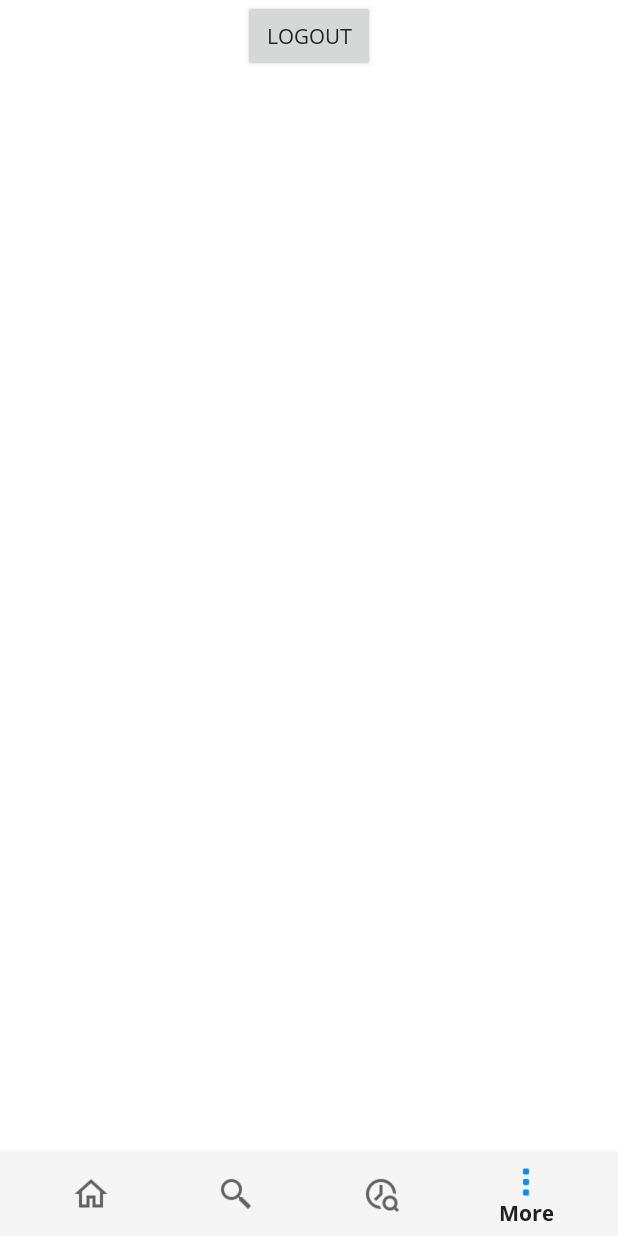
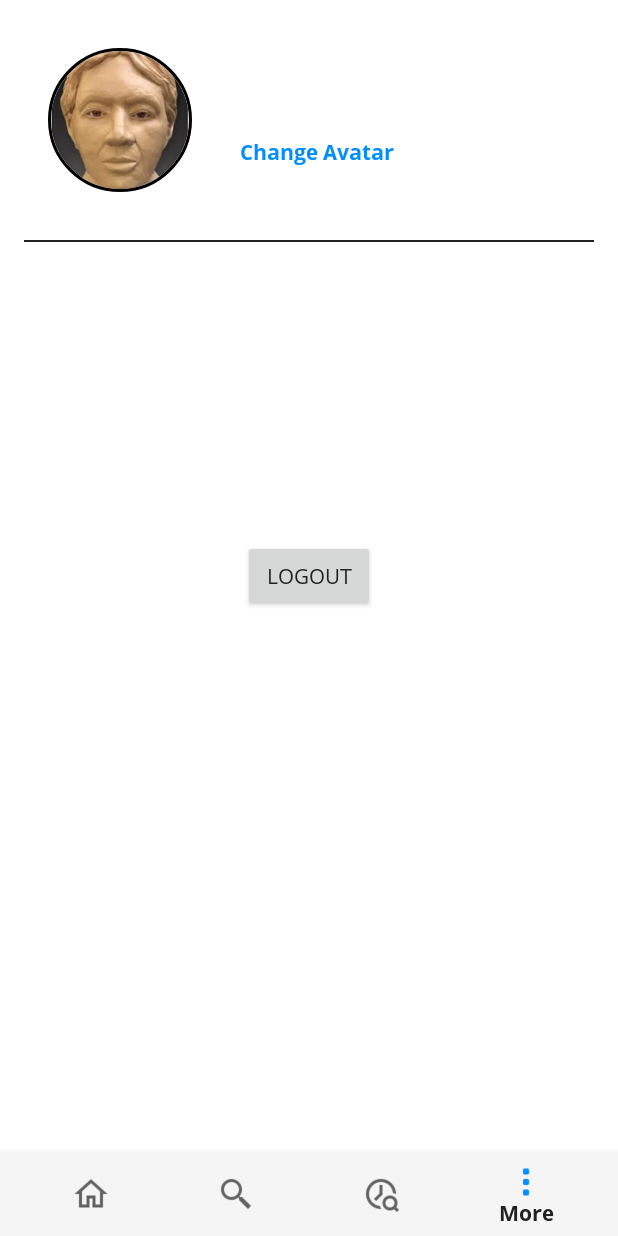
Before and after one commit to AshHasib/home-finder, an Android app: the MainActivity screen opened directly, with no data from a screen before it, item 4 of the bottom bar chosen, on a phone screen of 412 x 824 dp. Run offline under Robolectric (Android 15) with nearby library versions, the phone set to English and light mode, and no system bars; our stand-ins replace CircleImageView, Firebase (no records; nobody signed in at launch, a user with empty details on screens opened directly); 1 statement that could not run was skipped.

Commit message:
FragmentMore updated

```diff
--- a/app/build.gradle
+++ b/app/build.gradle
@@ -3,6 +3,7 @@ apply plugin: 'com.android.application'
 apply plugin: 'kotlin-android'
 
 apply plugin: 'kotlin-android-extensions'
+apply plugin: 'com.google.gms.google-services'
 
 android {
     compileSdkVersion 29
@@ -30,6 +31,7 @@ dependencies {
     implementation 'androidx.appcompat:appcompat:1.1.0'
     implementation 'androidx.core:core-ktx:1.1.0'
     implementation 'androidx.constraintlayout:constraintlayout:1.1.3'
+    implementation 'com.google.firebase:firebase-database:16.0.4'
     testImplementation 'junit:junit:4.12'
     androidTestImplementation 'androidx.test.ext:junit:1.1.1'
     androidTestImplementation 'androidx.test.espresso:espresso-core:3.2.0'
@@ -40,5 +42,6 @@ dependencies {
     implementation 'com.squareup.retrofit2:converter-gson:2.6.2'
     implementation 'com.squareup.picasso:picasso:2.71828'
     implementation 'com.squareup.retrofit2:converter-scalars:2.6.2'
+    implementation 'de.hdodenhof:circleimageview:3.0.2'
 
 }
--- a/app/src/main/java/com/ashhasib/homefinder/MainActivity.kt
+++ b/app/src/main/java/com/ashhasib/homefinder/MainActivity.kt
@@ -15,6 +15,7 @@ import com.ashhasib.homefinder.fragments.MoreFragment
 import com.ashhasib.homefinder.preference.UserSessionManager
 import com.ashhasib.homefinder.retrofitclient.ApiClient
 import com.ashhasib.homefinder.retrofitclient.RetrofitClientInstance
+import com.google.firebase.database.FirebaseDatabase
 import kotlinx.android.synthetic.main.activity_main.*
 
 
@@ -27,11 +28,19 @@ class MainActivity : AppCompatActivity() {
         super.onCreate(savedInstanceState)
         setContentView(R.layout.activity_main)
 
+        FirebaseDatabase.getInstance().getReference("message").setValue("hello World")
+
+
         init()
 
 
         sessionManager = UserSessionManager(this)
         checkLoginStatus()
+
+        val user = sessionManager.user
+
+        Log.d("USERNAME: ","${user.username}")
+
 
         setupBottomNav()
 
--- a/app/src/main/java/com/ashhasib/homefinder/fragments/MoreFragment.kt
+++ b/app/src/main/java/com/ashhasib/homefinder/fragments/MoreFragment.kt
@@ -10,6 +10,7 @@ import androidx.fragment.app.Fragment
 import com.ashhasib.homefinder.LoginActivity
 import com.ashhasib.homefinder.R
 import com.ashhasib.homefinder.preference.UserSessionManager
+import kotlinx.android.synthetic.main.fragment_more.view.*
 
 class MoreFragment: Fragment() {
 
@@ -21,15 +22,23 @@ class MoreFragment: Fragment() {
         val v = inflater.inflate(R.layout.fragment_more, container, false)
 
         val btn = v.findViewById(R.id.btnLogout) as Button
+        val manager = UserSessionManager(context)
 
         btn.setOnClickListener {
-            val manager = UserSessionManager(context)
+
             manager.clear()
             startActivity(Intent(context, LoginActivity::class.java))
             activity!!.finish()
         }
 
+        displayData(v,manager)
+
 
         return v
     }
+
+
+    public fun displayData(v:View, manager: UserSessionManager) {
+        v.txtShowUsername.text = manager.user.username
+    }
 }
--- a/app/src/main/java/com/ashhasib/homefinder/preference/UserSessionManager.java
+++ b/app/src/main/java/com/ashhasib/homefinder/preference/UserSessionManager.java
@@ -28,6 +28,18 @@ public class UserSessionManager {
     }
 
 
+    public User getUser() {
+        User user = new User();
+
+        user.setUsername(sharedPreferences.getString(USERNAME, null));
+        user.setPassword(sharedPreferences.getString(PASSWORD, null));
+
+
+        return user;
+    }
+
+
+
     public void write(Token token, User user) {
 
         editor.putString(TOKEN_KEY, token.getToken());
--- a/app/src/main/java/com/ashhasib/homefinder/retrofitclient/RetrofitClientInstance.java
+++ b/app/src/main/java/com/ashhasib/homefinder/retrofitclient/RetrofitClientInstance.java
@@ -11,7 +11,7 @@ public class RetrofitClientInstance {
         if(retrofit == null) {
             retrofit = new Retrofit
                     .Builder()
-                    .baseUrl("http://10.0.2.2:8000/api/")
+                    .baseUrl("http://ashhasib54.pythonanywhere.com/api/")
                     .addConverterFactory(ScalarsConverterFactory.create())
                     .addConverterFactory(GsonConverterFactory.create())
                     .build();
--- a/app/src/main/res/layout/fragment_home.xml
+++ b/app/src/main/res/layout/fragment_home.xml
@@ -54,8 +54,9 @@
     <com.google.android.material.floatingactionbutton.FloatingActionButton
         android:layout_width="80dp"
         android:layout_height="0dp"
-        android:background="@color/colorPrimary"
+        android:background="@color/colorOffWhite"
         android:backgroundTint="@color/colorPrimary"
+        app:borderWidth="0dp"
         android:clickable="true"
         android:src="@drawable/ic_add_black_24dp"
         android:layout_margin="16dp"
--- a/app/src/main/res/layout/fragment_more.xml
+++ b/app/src/main/res/layout/fragment_more.xml
@@ -1,13 +1,80 @@
 <?xml version="1.0" encoding="utf-8"?>
-<LinearLayout xmlns:android="http://schemas.android.com/apk/res/android"
+<androidx.constraintlayout.widget.ConstraintLayout xmlns:android="http://schemas.android.com/apk/res/android"
+    xmlns:app="http://schemas.android.com/apk/res-auto"
+    xmlns:tools="http://schemas.android.com/tools"
     android:orientation="vertical" android:layout_width="match_parent"
     android:layout_height="match_parent">
+
+
+    <LinearLayout
+        android:id="@+id/linearLayout"
+        android:layout_width="match_parent"
+        android:layout_height="wrap_content"
+        android:layout_margin="16dp"
+        android:gravity="center"
+        android:orientation="horizontal"
+        app:layout_constraintEnd_toEndOf="parent"
+        app:layout_constraintStart_toStartOf="parent"
+        app:layout_constraintTop_toTopOf="parent">
+
+        <de.hdodenhof.circleimageview.CircleImageView
+            android:id="@+id/profile_image"
+            android:layout_width="96dp"
+            android:layout_height="96dp"
+            android:layout_margin="16dp"
+            android:src="@drawable/pic_john_doe"
+            app:civ_border_color="#FF000000"
+            app:civ_border_width="2dp"
+            app:layout_constraintStart_toStartOf="parent"
+            app:layout_constraintTop_toTopOf="parent" />
+
+        <LinearLayout
+            android:layout_width="match_parent"
+            android:layout_height="wrap_content"
+            android:layout_margin="16dp"
+            android:orientation="vertical">
+
+            <TextView
+                android:id="@+id/txtShowUsername"
+                android:layout_width="wrap_content"
+                android:layout_height="wrap_content"
+                android:text="johndoe"
+                android:textSize="32sp" />
+
+            <TextView
+                android:id="@+id/btnChangeProfilePhoto"
+                android:layout_width="wrap_content"
+                android:layout_height="wrap_content"
+                android:clickable="true"
+                android:foreground="?selectableItemBackground"
+                android:text="Change Avatar"
+                android:textColor="@color/colorPrimary"
+                android:textStyle="bold" />
+
+        </LinearLayout>
+
+
+    </LinearLayout>
+
+
+    <View
+        android:layout_width="match_parent"
+        android:layout_height="1dp"
+        android:layout_margin="16dp"
+        android:background="@color/colorLightBlack"
+        app:layout_constraintEnd_toEndOf="parent"
+        app:layout_constraintStart_toStartOf="parent"
+        app:layout_constraintTop_toBottomOf="@+id/linearLayout" />
 
     <Button
         android:id="@+id/btnLogout"
         android:layout_width="wrap_content"
         android:layout_height="wrap_content"
         android:layout_gravity="center"
-        android:text="Logout"/>
+        android:text="Logout"
+        app:layout_constraintBottom_toBottomOf="parent"
+        app:layout_constraintEnd_toEndOf="parent"
+        app:layout_constraintStart_toStartOf="parent"
+        app:layout_constraintTop_toTopOf="parent" />
 
-</LinearLayout>
+</androidx.constraintlayout.widget.ConstraintLayout>
--- a/build.gradle
+++ b/build.gradle
@@ -8,8 +8,9 @@ buildscript {
 
     }
     dependencies {
-        classpath 'com.android.tools.build:gradle:3.5.2'
+        classpath 'com.android.tools.build:gradle:3.5.3'
         classpath "org.jetbrains.kotlin:kotlin-gradle-plugin:$kotlin_version"
+        classpath 'com.google.gms:google-services:4.2.0'
         // NOTE: Do not place your application dependencies here; they belong
         // in the individual module build.gradle files
     }
```
Also changed, not shown: app/src/main/res/drawable/pic_john_doe.jpeg (added), 1 other file.
